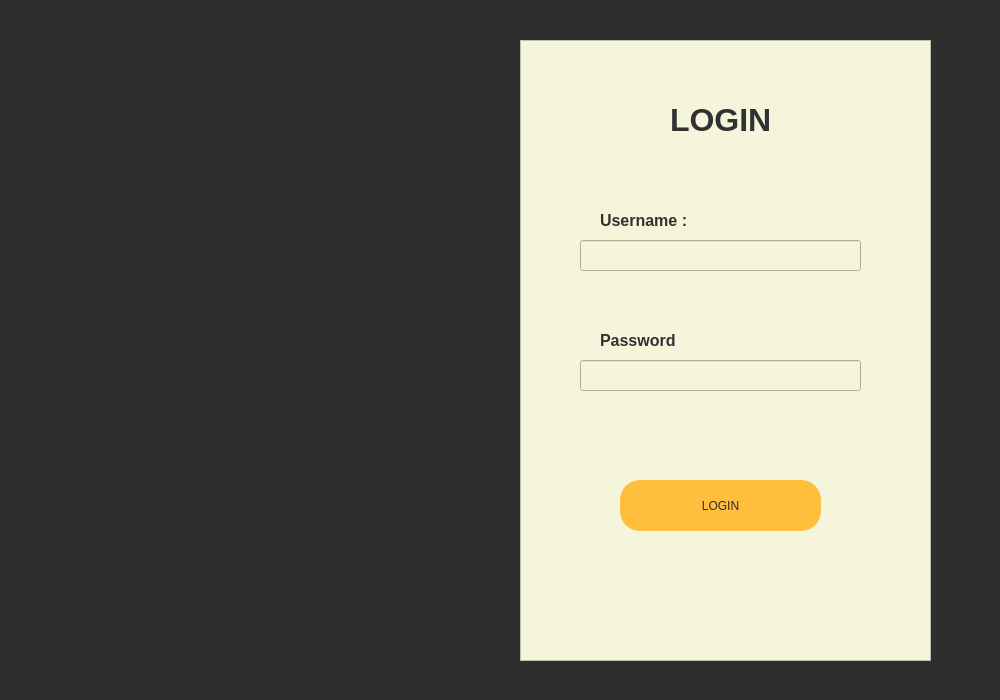
This is admin_authentication.ui in mesum-abbas/Canteen_Managment_System as Qt 5 draws it before an edit. The edited form follows.
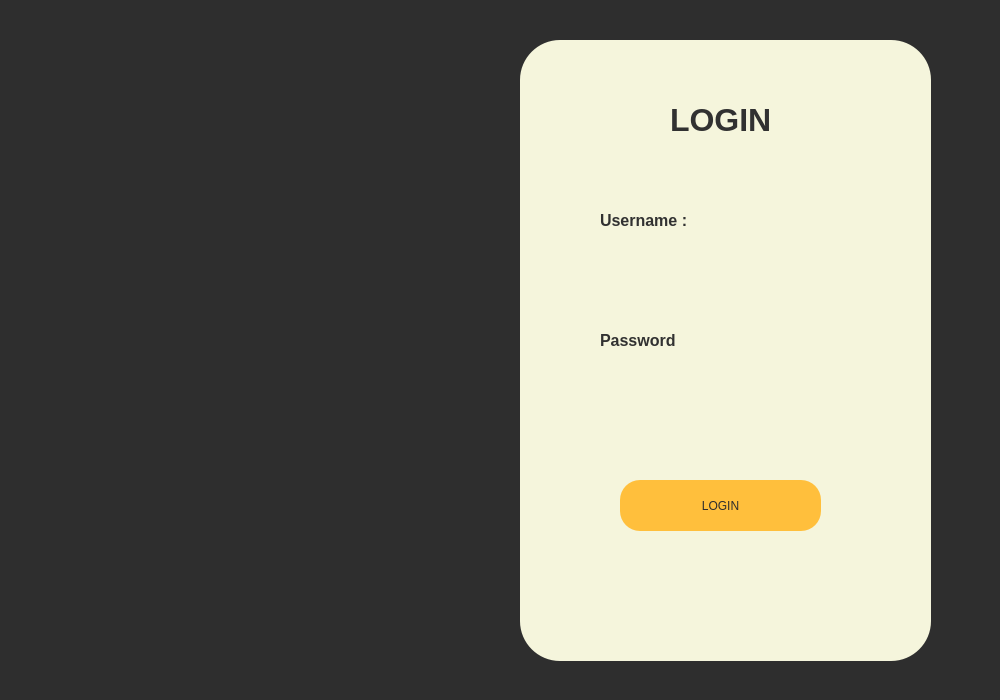
This is the edited form. Icons and pictures are not drawn.

```diff
--- a/admin_authentication.ui
+++ b/admin_authentication.ui
@@ -32,7 +32,8 @@
     </rect>
    </property>
    <property name="styleSheet">
-    <string notr="true">background-color: rgb(245, 245, 220);</string>
+    <string notr="true">background-color: rgb(245, 245, 220);
+border-radius:40px;</string>
    </property>
    <property name="frameShape">
     <enum>QFrame::Shape::StyledPanel</enum>
@@ -89,7 +90,8 @@
      </rect>
     </property>
     <property name="styleSheet">
-     <string notr="true">color: rgb(13, 13, 13);</string>
+     <string notr="true">color: rgb(13, 13, 13);
+border-color: rgb(30, 28, 9);</string>
     </property>
    </widget>
    <widget class="QLabel" name="label_2">
```
